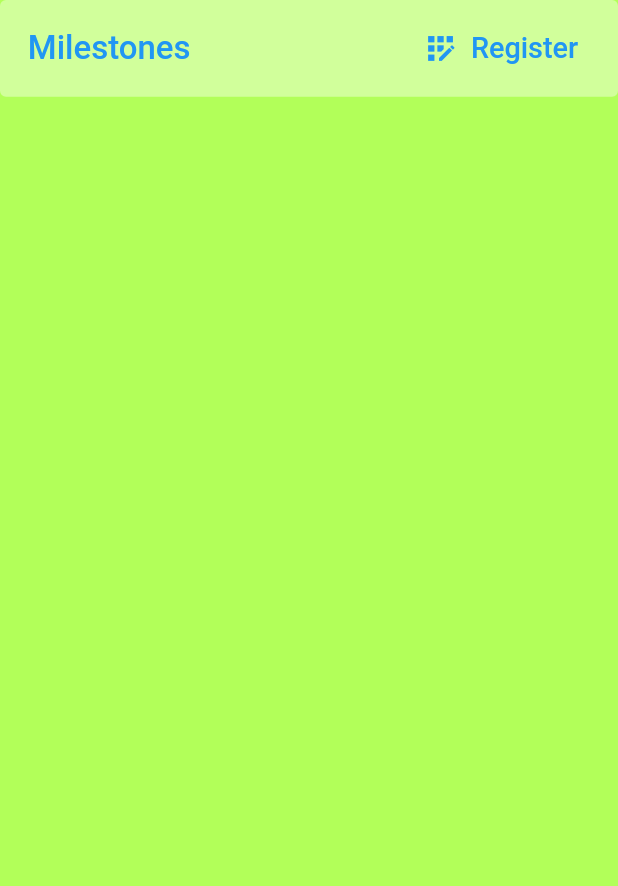
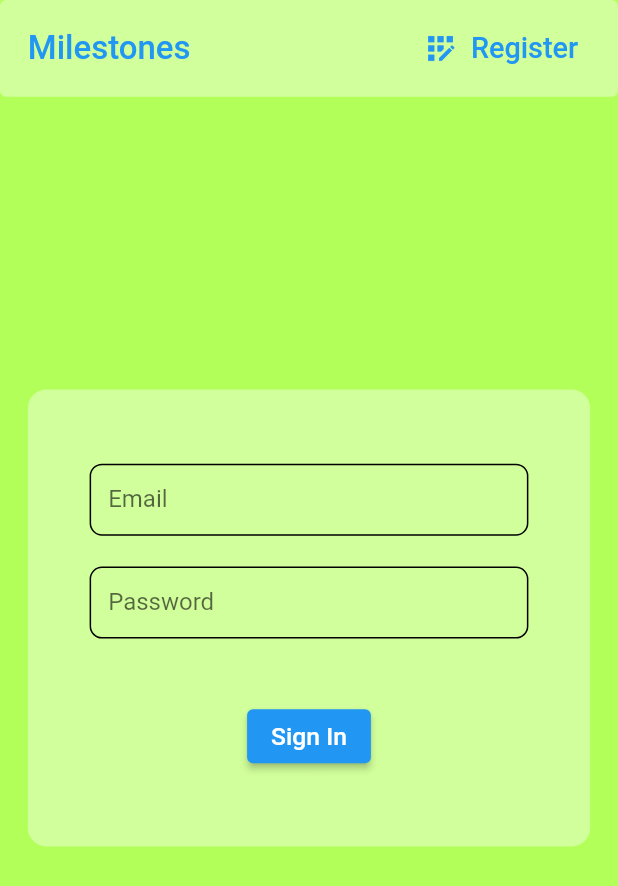
Before and after one commit to adizcode/milestones, a Flutter app: the screen it shows after launch, on a phone screen of 412 x 824 dp. Shown: the top 886 px of the screen. Run offline on Flutter 3.47's test engine with Material 2 defaults, Android fonts, the phone set to English and light mode, and no system bars; our stand-ins replace cloud_firestore, firebase_auth, firebase_core, google_fonts, sizer, step_progress_indicator; accounts and stored records are empty.

Commit message:
Create UI for the Login and Register Screens
- Create new widgets
- Refactor old code for reusability

```diff
--- a/lib/screens/authenticate/authenticate.dart
+++ b/lib/screens/authenticate/authenticate.dart
@@ -22,7 +22,9 @@ class _AuthenticateState extends State<Authenticate> {
     return Scaffold(
       backgroundColor: Colors.lightGreenAccent,
       body: SafeArea(
-        child: showSignIn ? LoginScreen(toggleView: _toggleView) : RegisterScreen(toggleView: _toggleView),
+        child: showSignIn
+            ? LoginScreen(toggleView: _toggleView)
+            : RegisterScreen(toggleView: _toggleView),
       ),
     );
   }
--- a/lib/screens/authenticate/login.dart
+++ b/lib/screens/authenticate/login.dart
@@ -1,8 +1,13 @@
 import 'package:flutter/material.dart';
+import 'package:milestones/screens/authenticate/widgets/auth_form_card.dart';
+import 'package:milestones/services/auth.dart';
+import 'package:milestones/shared/constants.dart';
+import 'package:milestones/shared/validators.dart';
+import 'package:milestones/widgets/milestones_background.dart';
 import 'package:milestones/widgets/milestones_bar.dart';
 import 'package:sizer/sizer.dart';
 
-class LoginScreen extends StatelessWidget {
+class LoginScreen extends StatefulWidget {
   const LoginScreen({
     Key? key,
     required this.toggleView,
@@ -11,18 +16,58 @@ class LoginScreen extends StatelessWidget {
   final void Function() toggleView;
 
   @override
+  State<LoginScreen> createState() => _LoginScreenState();
+}
+
+class _LoginScreenState extends State<LoginScreen> {
+  final _formKey = GlobalKey<FormState>();
+
+  @override
   Widget build(BuildContext context) {
     return Stack(
       children: [
-        Container(
-          height: 100.h,
-          width: 100.w,
-          color: Colors.lightGreenAccent,
+        MilestonesBackground(
+          child: AuthFormCard(
+            formKey: _formKey,
+            children: [
+              TextFormField(
+                validator: emptyTextValidator,
+                decoration: textInputDecoration.copyWith(
+                  labelText: 'Email',
+                ),
+              ),
+              SizedBox(
+                height: 5.w,
+              ),
+              TextFormField(
+                validator: emptyTextValidator,
+                decoration: textInputDecoration.copyWith(
+                  labelText: 'Password',
+                ),
+                obscureText: true,
+              ),
+              SizedBox(
+                height: 10.w,
+              ),
+              ElevatedButton(
+                onPressed: () async {
+                  if (_formKey.currentState?.validate() ?? false) {
+                    // TODO: Sign In With Email
+                    await AuthService().signInAnon();
+                  }
+                },
+                child: Text(
+                  'Sign In',
+                  style: TextStyle(fontSize: 12.sp),
+                ),
+              ),
+            ],
+          ),
         ),
         Align(
           alignment: const Alignment(0, -1),
           child: MilestonesBar(
-            onActionPressed: toggleView,
+            onActionPressed: widget.toggleView,
             actionIcon: Icons.app_registration,
             actionLabel: 'Register',
           ),
--- /dev/null
+++ b/lib/screens/authenticate/widgets/auth_form_card.dart
@@ -0,0 +1,37 @@
+import 'package:flutter/material.dart';
+import 'package:sizer/sizer.dart';
+
+class AuthFormCard extends StatelessWidget {
+  const AuthFormCard({
+    Key? key,
+    required GlobalKey<FormState> formKey,
+    required List<Widget> children,
+  })  : _formKey = formKey,
+        _children = children,
+        super(key: key);
+
+  final GlobalKey<FormState> _formKey;
+  final List<Widget> _children;
+
+  @override
+  Widget build(BuildContext context) {
+    return Card(
+      color: Colors.white.withOpacity(0.4),
+      shape: RoundedRectangleBorder(
+        borderRadius: BorderRadius.circular(3.w),
+      ),
+      margin: EdgeInsets.all(4.5.w),
+      elevation: 0,
+      child: Padding(
+        padding: EdgeInsets.symmetric(horizontal: 10.w, vertical: 6.h),
+        child: Form(
+          key: _formKey,
+          child: Column(
+            mainAxisSize: MainAxisSize.min,
+            children: _children,
+          ),
+        ),
+      ),
+    );
+  }
+}
--- /dev/null
+++ b/lib/shared/constants.dart
@@ -0,0 +1,22 @@
+import 'package:flutter/material.dart';
+import 'package:sizer/sizer.dart';
+
+final textInputDecoration = InputDecoration(
+  contentPadding: EdgeInsets.symmetric(horizontal: 3.w),
+  enabledBorder: OutlineInputBorder(
+    borderRadius: BorderRadius.circular(2.w),
+  ),
+  focusedBorder: OutlineInputBorder(
+    borderSide: const BorderSide(color: Colors.blue, width: 2),
+    borderRadius: BorderRadius.circular(2.w),
+  ),
+  errorBorder: OutlineInputBorder(
+    borderSide: const BorderSide(color: Colors.pink),
+    borderRadius: BorderRadius.circular(2.w),
+  ),
+  focusedErrorBorder: OutlineInputBorder(
+    borderSide: const BorderSide(color: Colors.pink),
+    borderRadius: BorderRadius.circular(2.w),
+  ),
+  errorStyle: const TextStyle(color: Colors.pink),
+);
--- /dev/null
+++ b/lib/shared/validators.dart
@@ -0,0 +1,3 @@
+String? emptyTextValidator(String? value) {
+  return (value?.trim().length ?? 0) == 0 ? 'Please enter something' : null;
+}
--- /dev/null
+++ b/lib/widgets/milestones_background.dart
@@ -0,0 +1,23 @@
+import 'package:flutter/material.dart';
+import 'package:sizer/sizer.dart';
+
+class MilestonesBackground extends StatelessWidget {
+  const MilestonesBackground({
+    Key? key,
+    required this.child,
+  }) : super(key: key);
+
+  final Widget child;
+
+  @override
+  Widget build(BuildContext context) {
+    return Container(
+      height: 100.h,
+      width: 100.w,
+      color: Colors.lightGreenAccent,
+      child: Center(
+        child: child,
+      ),
+    );
+  }
+}
```
Also changed, not shown: lib/screens/authenticate/register.dart (+50 -6 lines), lib/widgets/milestones_draggable_scrollable_sheet.dart (+5 -22 lines).
